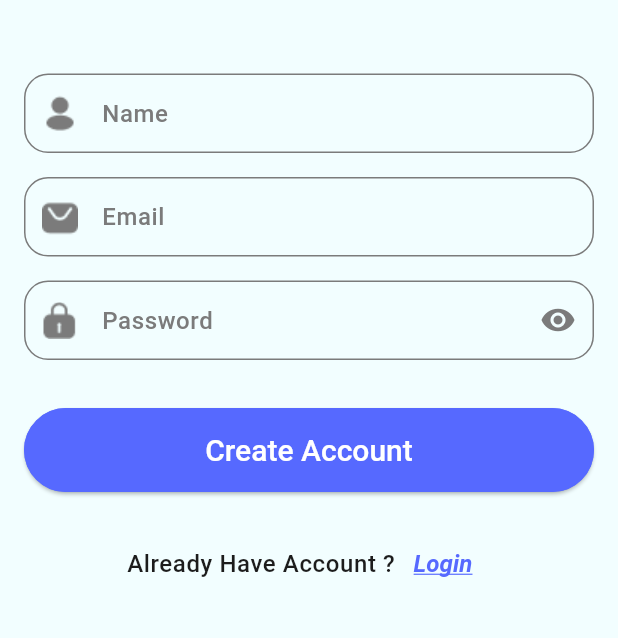
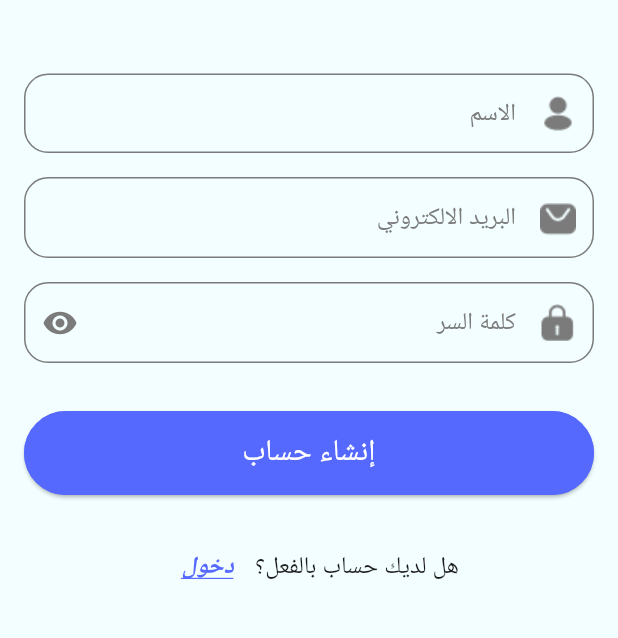
Before and after one commit to EsteshhadMohammed36/Evently, a Flutter app: the RegisterScreen screen opened by its route, on a phone screen of 412 x 824 dp, the part 371-1009 px from its top. Run offline on Flutter 3.47's test engine with Material 3 defaults, Android fonts, the phone set to English and light mode, and no system bars; our stand-ins replace cloud_firestore, firebase_auth, firebase_core; accounts and stored records are empty; generated files the repository leaves out were written again.

Commit message:
Finished App Localization.

```diff
--- a/lib/auth/screens/login_screen.dart
+++ b/lib/auth/screens/login_screen.dart
@@ -8,6 +8,7 @@ import 'package:event_planning/widgets/custom_elevated_button.dart';
 import 'package:event_planning/widgets/custom_text_form_field.dart';
 import 'package:event_planning/widgets/evently_logo.dart';
 import 'package:flutter/material.dart';
+import 'package:flutter_gen/gen_l10n/app_localizations.dart';
 import 'package:provider/provider.dart';
 
 class LoginScreen extends StatefulWidget {
@@ -41,10 +42,10 @@ class _LoginScreenState extends State<LoginScreen> {
                   CustomTextFormField(
                     validator: (value) {
                       if (value == null || value.trim().length < 5)
-                        return "Invalid Email";
+                        return AppLocalizations.of(context)!.invalidEmail;
                       return null;
                     },
-                    hintText: "Email",
+                    hintText: AppLocalizations.of(context)!.email,
                     controller: emailController,
                     prefixIconPath: themingProvider.isDark
                         ? "assets/images/email_dark.png"
@@ -53,10 +54,10 @@ class _LoginScreenState extends State<LoginScreen> {
                   CustomTextFormField(
                     validator: (value) {
                       if (value == null || value.trim().length < 8)
-                        return "Password cannot be less than 8";
+                        return AppLocalizations.of(context)!.passCanNotBeLess8;
                       return null;
                     },
-                    hintText: "Password",
+                    hintText: AppLocalizations.of(context)!.password,
                     isPassword: true,
                     controller: passwordController,
                     prefixIconPath: themingProvider.isDark
@@ -64,14 +65,14 @@ class _LoginScreenState extends State<LoginScreen> {
                         : "assets/images/password_icon.png",
                   ),
                   CustomElevatedButton(
-                    text: "Login",
+                    text: AppLocalizations.of(context)!.login,
                     onPressed: login,
                   ),
                   Row(
                     mainAxisAlignment: MainAxisAlignment.center,
                     children: [
                       Text(
-                        "Don’t Have Account ?",
+                        AppLocalizations.of(context)!.doNotHaveAccount,
                         style: textTheme.bodySmall!.copyWith(
                             color: themingProvider.isDark
                                 ? AppTheme.white
@@ -82,14 +83,15 @@ class _LoginScreenState extends State<LoginScreen> {
                             Navigator.of(context)
                                 .pushReplacementNamed(RegisterScreen.routeName);
                           },
-                          child: Text("Create Account"))
+                          child:
+                              Text(AppLocalizations.of(context)!.createAccount))
                     ],
                   ),
                   Row(
                     children: [
                       Expanded(child: Divider()),
                       Text(
-                        "Or",
+                        AppLocalizations.of(context)!.or,
                         style: textTheme.bodyMedium,
                       ),
                       Expanded(child: Divider()),
@@ -97,7 +99,7 @@ class _LoginScreenState extends State<LoginScreen> {
                   ),
                   CustomElevatedButton(
                     onPressed: () {},
-                    text: "Login With Google",
+                    text: AppLocalizations.of(context)!.loginWithGoogle,
                     isGoogle: true,
                     backgroundColor: themingProvider.isDark
                         ? AppTheme.backgroundDark
--- a/lib/auth/screens/register_screen.dart
+++ b/lib/auth/screens/register_screen.dart
@@ -8,6 +8,7 @@ import 'package:event_planning/widgets/custom_elevated_button.dart';
 import 'package:event_planning/widgets/custom_text_form_field.dart';
 import 'package:event_planning/widgets/evently_logo.dart';
 import 'package:flutter/material.dart';
+import 'package:flutter_gen/gen_l10n/app_localizations.dart';
 import 'package:provider/provider.dart';
 
 class RegisterScreen extends StatefulWidget {
@@ -40,7 +41,7 @@ class _RegisterScreenState extends State<RegisterScreen> {
                 children: [
                   EventlyLogo(),
                   CustomTextFormField(
-                    hintText: "Name",
+                    hintText: AppLocalizations.of(context)!.name,
                     controller: nameController,
                     prefixIconPath: themingProvider.isDark
                         ? "assets/images/profile_dark.png"
@@ -49,10 +50,10 @@ class _RegisterScreenState extends State<RegisterScreen> {
                   CustomTextFormField(
                     validator: (value) {
                       if (value == null || value.trim().length < 5)
-                        return "Invalid Email";
+                        return AppLocalizations.of(context)!.invalidEmail;
                       return null;
                     },
-                    hintText: "Email",
+                    hintText: AppLocalizations.of(context)!.email,
                     controller: emailController,
                     prefixIconPath: themingProvider.isDark
                         ? "assets/images/email_dark.png"
@@ -61,10 +62,10 @@ class _RegisterScreenState extends State<RegisterScreen> {
                   CustomTextFormField(
                     validator: (value) {
                       if (value == null || value.trim().length < 8)
-                        return "Password cannot be less than 8";
+                        return AppLocalizations.of(context)!.passCanNotBeLess8;
                       return null;
                     },
-                    hintText: "Password",
+                    hintText: AppLocalizations.of(context)!.password,
                     isPassword: true,
                     controller: passwordController,
                     prefixIconPath: themingProvider.isDark
@@ -72,14 +73,14 @@ class _RegisterScreenState extends State<RegisterScreen> {
                         : "assets/images/password_icon.png",
                   ),
                   CustomElevatedButton(
-                    text: "Create Account",
+                    text: AppLocalizations.of(context)!.register,
                     onPressed: createAccount,
                   ),
                   Row(
                     mainAxisAlignment: MainAxisAlignment.center,
                     children: [
                       Text(
-                        "Already Have Account ?",
+                        AppLocalizations.of(context)!.haveAccount,
                         style: textTheme.bodySmall!.copyWith(
                             color: themingProvider.isDark
                                 ? AppTheme.white
@@ -90,7 +91,7 @@ class _RegisterScreenState extends State<RegisterScreen> {
                             Navigator.of(context)
                                 .pushReplacementNamed(LoginScreen.routeName);
                           },
-                          child: Text("Login"))
+                          child: Text(AppLocalizations.of(context)!.login))
                     ],
                   ),
                 ],
--- a/lib/home/tab_item.dart
+++ b/lib/home/tab_item.dart
@@ -42,7 +42,7 @@ class TabItem extends StatelessWidget {
             width: 8,
           ),
           Text(
-            category.name,
+            category.getLocalization(context),
             style: isSelected
                 ? Theme.of(context).textTheme.bodySmall!.copyWith(
                     color: (themingProvider.isDark
--- /dev/null
+++ b/lib/models/l10n_model.dart
@@ -0,0 +1,6 @@
+class L10nModel {
+  String? languageCode;
+  String? language;
+
+  L10nModel({required this.languageCode, required this.language});
+}
--- a/lib/models/theme_model.dart
+++ b/lib/models/theme_model.dart
@@ -3,5 +3,6 @@ import 'package:flutter/material.dart';
 class ThemeModel {
   String? themeName;
   ThemeMode? themeMode;
+
   ThemeModel({required this.themeName, required this.themeMode});
 }
--- a/lib/providers/theming_provider.dart
+++ b/lib/providers/theming_provider.dart
@@ -1,5 +1,6 @@
 import 'package:event_planning/models/theme_model.dart';
 import 'package:flutter/material.dart';
+import 'package:flutter_gen/gen_l10n/app_localizations.dart';
 
 class ThemingProvider with ChangeNotifier {
   ThemeMode theme = ThemeMode.light;
@@ -11,12 +12,14 @@ class ThemingProvider with ChangeNotifier {
     notifyListeners();
   }
 
-  List<ThemeModel> menu = [
-    ThemeModel(themeName: "Light", themeMode: ThemeMode.light),
-    ThemeModel(themeName: "Dark", themeMode: ThemeMode.dark),
-  ];
+  late List<ThemeModel> menu;
 
-  String? getThemeName(ThemeMode themeMode) {
+  String? getThemeName(ThemeMode themeMode, BuildContext context) {
+    var l10n = AppLocalizations.of(context)!;
+    menu = [
+      ThemeModel(themeName: l10n.light, themeMode: ThemeMode.light),
+      ThemeModel(themeName: l10n.dark, themeMode: ThemeMode.dark),
+    ];
     return menu
         .firstWhere((themeModel) => themeModel.themeMode == theme)
         .themeName;
```
Also changed, not shown: lib/create_event.dart (+14 -12 lines), lib/home/home_header.dart (+5 -2 lines), lib/home_screen.dart (+6 -4 lines), lib/l10n/intl_ar.arb (added, +49 -0 lines), lib/main.dart (+8 -0 lines), lib/models/category_model.dart (+27 -0 lines), lib/profile/custom_container.dart (+14 -23 lines), lib/profile/profile_tab.dart (+35 -5 lines), lib/providers/l10n_provider.dart (added, +26 -0 lines), pubspec.yaml (+6 -3 lines), pubspec.lock, 5 other files.
